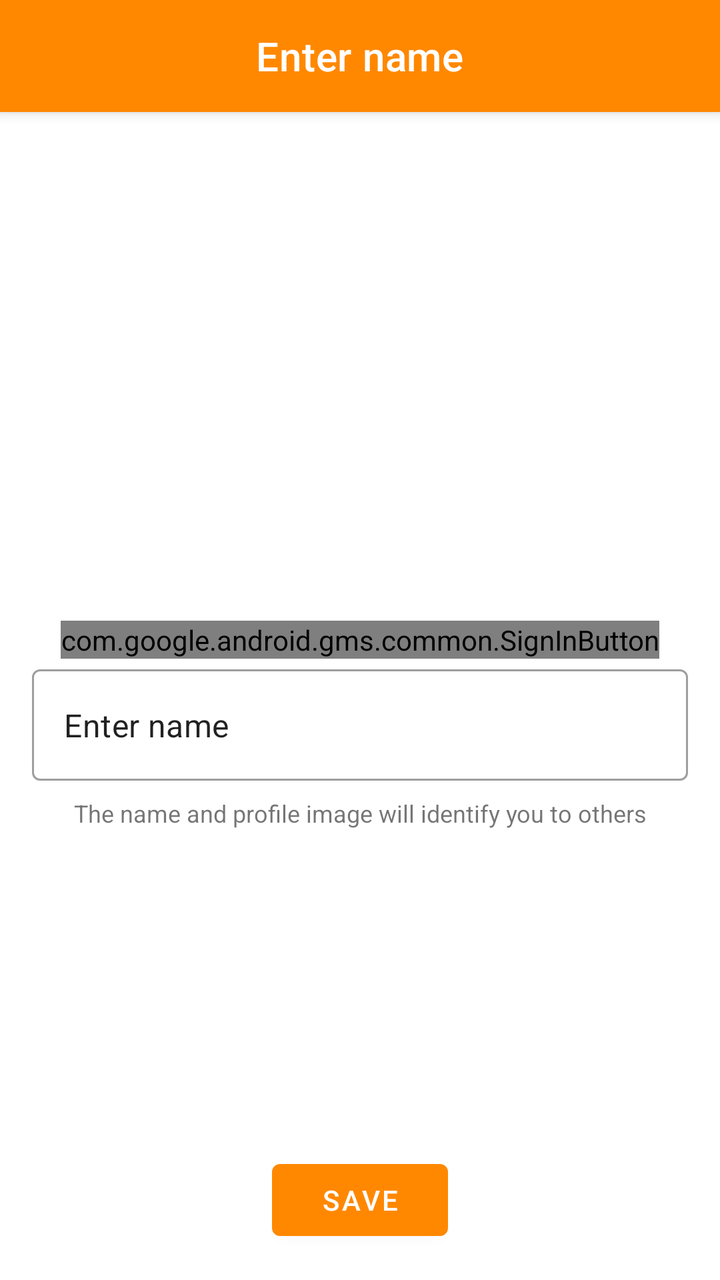
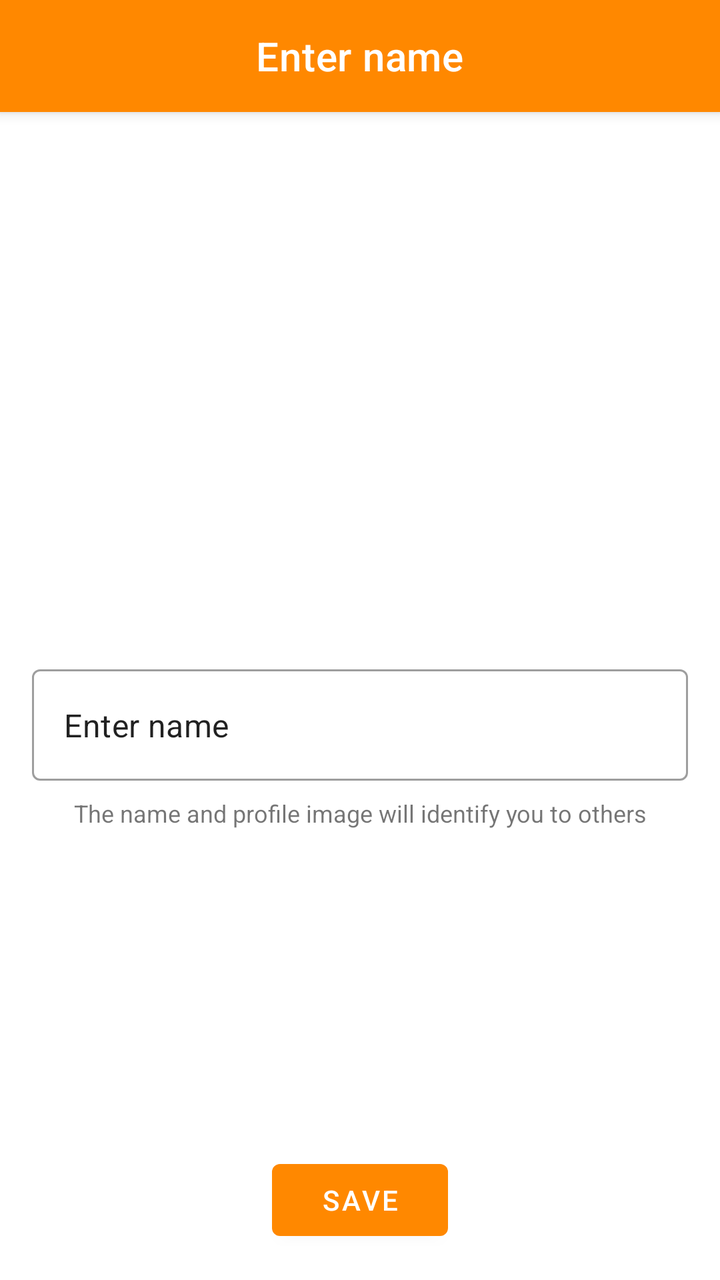

An Android layout rendered at two revisions. The XML below is the earlier revision; the diff shows what the commit changed to produce the second picture.
<!-- AndroidManifest.xml: application theme Theme.GamesHub -->
<!-- res/layout/fragment_enter_profile_name.xml -->
<?xml version="1.0" encoding="utf-8"?>
<androidx.coordinatorlayout.widget.CoordinatorLayout xmlns:android="http://schemas.android.com/apk/res/android"
    xmlns:app="http://schemas.android.com/apk/res-auto"
    android:layout_width="match_parent"
    android:layout_height="match_parent">

    <com.google.android.material.appbar.AppBarLayout
        android:layout_width="match_parent"
        android:layout_height="wrap_content"
        app:layout_constraintTop_toTopOf="parent">

        <com.google.android.material.appbar.MaterialToolbar
            android:id="@+id/profile_toolbar"
            android:layout_width="match_parent"
            android:layout_height="?attr/actionBarSize"
            android:background="@color/orange_500"
            android:theme="@style/ThemeOverlay.AppCompat.Dark.ActionBar"
            app:title="Enter name"
            app:titleCentered="true" />

    </com.google.android.material.appbar.AppBarLayout>

    <androidx.constraintlayout.widget.ConstraintLayout
        android:layout_width="match_parent"
        android:layout_height="wrap_content"
        android:layout_gravity="center"
        app:layout_behavior="com.google.android.material.appbar.AppBarLayout$ScrollingViewBehavior">

        <com.google.android.material.textfield.TextInputLayout
            android:id="@+id/name_layout"
            style="@style/Widget.MaterialComponents.TextInputLayout.OutlinedBox"
            android:layout_width="match_parent"
            android:layout_height="wrap_content"
            android:layout_marginStart="16dp"
            android:layout_marginEnd="16dp"
            app:layout_constraintStart_toStartOf="parent"
            app:layout_constraintTop_toTopOf="parent">

            <com.google.android.material.textfield.TextInputEditText
                android:layout_width="match_parent"
                android:layout_height="wrap_content"
                android:text="Enter name" />

        </com.google.android.material.textfield.TextInputLayout>

        <com.google.android.material.textview.MaterialTextView
            android:id="@+id/helper_text"
            style="@style/Caption"
            android:layout_width="match_parent"
            android:layout_height="wrap_content"
            android:paddingStart="16dp"
            android:paddingTop="8dp"
            android:paddingEnd="16dp"
            android:paddingBottom="8dp"
            android:text="The name and profile image will identify you to others"
            android:textAlignment="center"
            app:layout_constraintTop_toBottomOf="@id/name_layout" />

    </androidx.constraintlayout.widget.ConstraintLayout>

    <com.google.android.gms.common.SignInButton
        android:layout_width="wrap_content"
        android:id="@+id/google_sign_in_btn"
        android:layout_gravity="center"
        android:layout_height="wrap_content"/>

    <com.google.android.material.button.MaterialButton
        android:layout_width="wrap_content"
        android:layout_gravity="bottom|center"
        android:layout_margin="16dp"
        android:id="@+id/save"
        android:text="Save"
        android:layout_height="wrap_content"/>

</androidx.coordinatorlayout.widget.CoordinatorLayout>
<!-- resources referenced by this layout -->
<resources>
  <color name="orange_500">#ffff8800</color>
  <style name="Caption">
          <item name="fontFamily">@font/roboto_regular</item>
          <item name="android:textSize">12sp</item>
      </style>
  <style name="Theme.GamesHub" parent="Theme.MaterialComponents.DayNight.NoActionBar">
  
          <item name="colorPrimary">@color/orange_500</item>
          <item name="colorPrimaryVariant">@color/orange_700</item>
  
          <item name="colorOnPrimary">@color/white</item>
          
          <item name="colorSecondary">@color/teal_200</item>
          <item name="colorSecondaryVariant">@color/teal_700</item>
          <item name="colorOnSecondary">@color/black</item>
          
          <item name="android:statusBarColor">?attr/colorPrimaryVariant</item>
          
  
      </style>
  <color name="orange_700">#F57C00</color>
  <color name="white">#FFFFFFFF</color>
  <color name="teal_200">#FF03DAC5</color>
  <color name="teal_700">#FF018786</color>
  <color name="black">#FF000000</color>
</resources>

<!-- the commit's change to res/layout/fragment_enter_profile_name.xml (unified diff, before → after) -->
@@ -58,12 +58,6 @@
 
     </androidx.constraintlayout.widget.ConstraintLayout>
 
-    <com.google.android.gms.common.SignInButton
-        android:layout_width="wrap_content"
-        android:id="@+id/google_sign_in_btn"
-        android:layout_gravity="center"
-        android:layout_height="wrap_content"/>
-
     <com.google.android.material.button.MaterialButton
         android:layout_width="wrap_content"
         android:layout_gravity="bottom|center"
